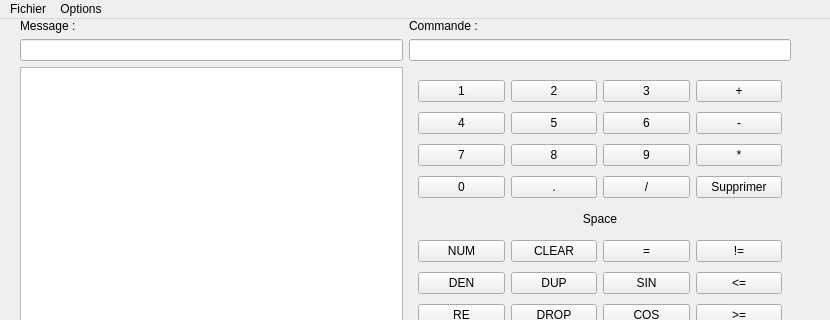
The window that Sources/Sources/mainwindow.ui (gabriel-hurtado/UTComputer) describes before a commit, drawn with Qt 5; both pictures show x 0 to 830 and y 0 to 320 of the 830 by 511 pixel window.
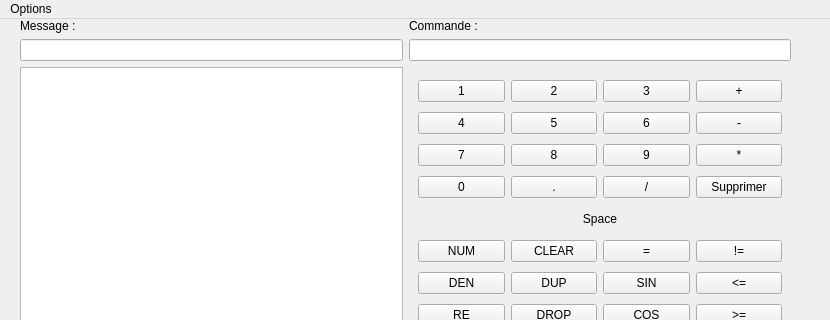
The same window after the commit.

```diff
--- a/Sources/Sources/mainwindow.ui
+++ b/Sources/Sources/mainwindow.ui
@@ -529,12 +529,6 @@
      <height>19</height>
     </rect>
    </property>
-   <widget class="QMenu" name="menuFichier">
-    <property name="title">
-     <string>Fichier</string>
-    </property>
-    <addaction name="actionOuvrir"/>
-   </widget>
    <widget class="QMenu" name="menuVues">
     <property name="title">
      <string>Options</string>
@@ -543,7 +537,6 @@
     <addaction name="actionGestion_des_programmes"/>
     <addaction name="actionEdition_des_param_tres"/>
    </widget>
-   <addaction name="menuFichier"/>
    <addaction name="menuVues"/>
   </widget>
   <widget class="QStatusBar" name="statusbar"/>
```
